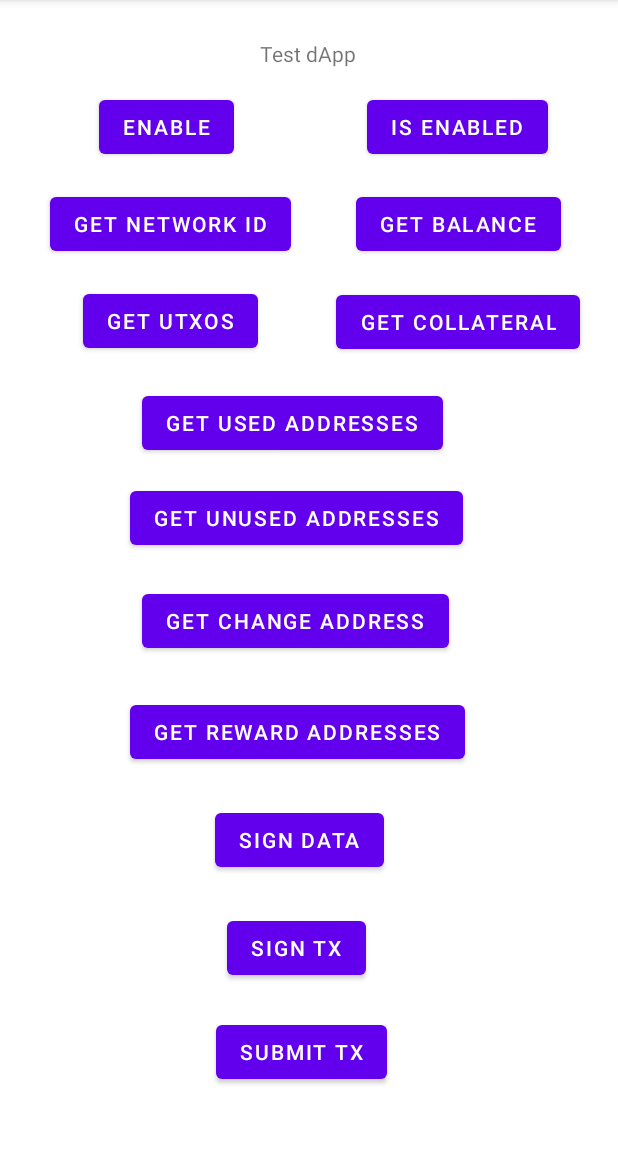
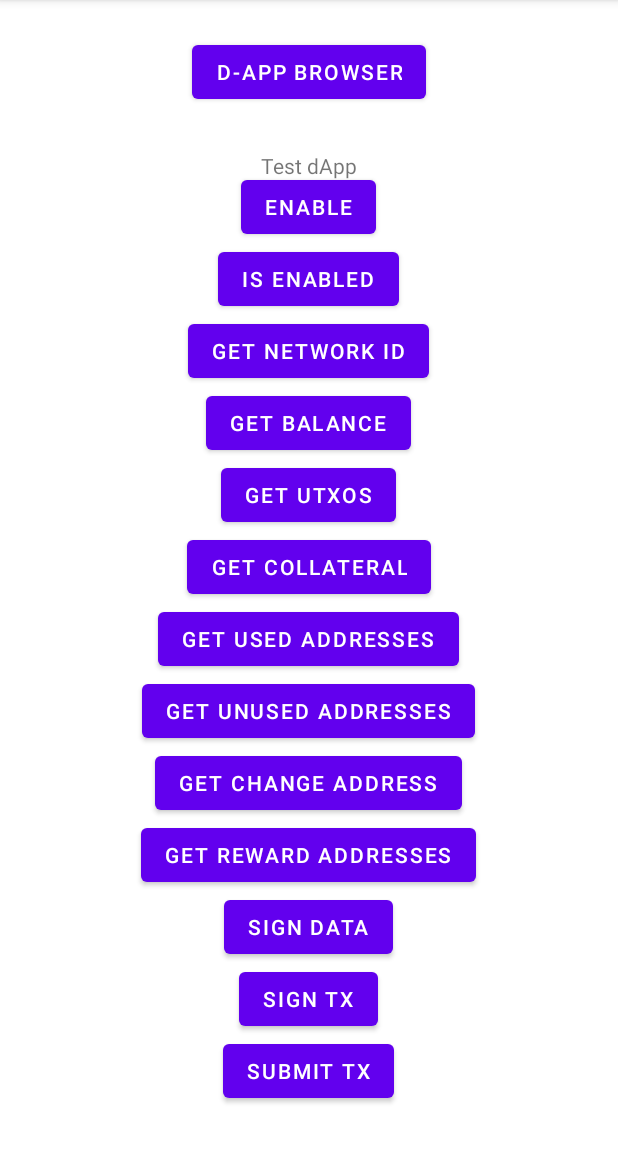
Before and after one commit to vineeth2941/nami-client-android, an Android app: the screen it shows after launch (MainActivity), on a phone screen of 412 x 824 dp, the part 84-1236 px from its top. Run offline under Robolectric (Android 15) with nearby library versions, the phone set to English and light mode, and no system bars.

Commit message:
Added dApp Browser

```diff
--- a/app/build.gradle
+++ b/app/build.gradle
@@ -50,6 +50,7 @@ dependencies {
     implementation 'androidx.appcompat:appcompat:1.3.0'
     implementation 'com.google.android.material:material:1.4.0'
     implementation 'androidx.constraintlayout:constraintlayout:2.0.4'
+    implementation 'com.google.code.gson:gson:2.9.0'
     testImplementation 'junit:junit:4.13.2'
     androidTestImplementation 'androidx.test.ext:junit:1.1.3'
     androidTestImplementation 'androidx.test.espresso:espresso-core:3.4.0'
--- a/app/src/main/res/layout/activity_main.xml
+++ b/app/src/main/res/layout/activity_main.xml
@@ -6,185 +6,131 @@
     android:layout_height="match_parent"
     tools:context=".MainActivity">
 
+    <ScrollView
+        android:layout_width="match_parent"
+        android:layout_height="match_parent"
+        app:layout_constraintBottom_toBottomOf="parent"
+        app:layout_constraintEnd_toEndOf="parent"
+        app:layout_constraintStart_toStartOf="parent"
+        app:layout_constraintTop_toTopOf="parent">
+
+        <LinearLayout
+            android:layout_width="match_parent"
+            android:layout_height="wrap_content"
+            android:gravity="center"
+            android:orientation="vertical"
+            android:paddingTop="24dp"
+            android:paddingBottom="24dp"
+            app:layout_constraintBottom_toBottomOf="parent"
+            app:layout_constraintEnd_toEndOf="parent"
+            app:layout_constraintStart_toStartOf="parent"
+            app:layout_constraintTop_toTopOf="parent">
+
+            <Button
+                android:id="@+id/button3"
+                android:layout_width="wrap_content"
+                android:layout_height="wrap_content"
+                android:onClick="dAppBrowser"
+                android:text="D-App Browser" />
+
+            <TextView
+                android:id="@+id/textView"
+                android:layout_width="wrap_content"
+                android:layout_height="42dp"
+                android:text="Test dApp"
+                android:translationY="43px" />
+
+            <Button
+                android:id="@+id/button"
+                android:layout_width="wrap_content"
+                android:layout_height="wrap_content"
+                android:onClick="enable"
+                android:text="Enable" />
+
+            <Button
+                android:id="@+id/button2"
+                android:layout_width="wrap_content"
+                android:layout_height="wrap_content"
+                android:onClick="isEnabled"
+                android:text="is Enabled" />
+
+            <Button
+                android:id="@+id/button4"
+                android:layout_width="wrap_content"
+                android:layout_height="wrap_content"
+                android:onClick="getNetworkId"
+                android:text="get Network Id" />
+
+            <Button
+                android:id="@+id/button5"
+                android:layout_width="wrap_content"
+                android:layout_height="wrap_content"
+                android:onClick="getBalance"
+                android:text="get Balance" />
+
+            <Button
+                android:id="@+id/button6"
+                android:layout_width="wrap_content"
+                android:layout_height="wrap_content"
+                android:onClick="getUtxos"
+                android:text="get UTxOs" />
+
             <Button
                 android:id="@+id/button7"
                 android:layout_width="wrap_content"
                 android:layout_height="wrap_content"
                 android:onClick="getCollateral"
-        android:text="get Collateral"
-        app:layout_constraintBottom_toBottomOf="parent"
-        app:layout_constraintEnd_toEndOf="parent"
-        app:layout_constraintHorizontal_bias="0.899"
-        app:layout_constraintStart_toStartOf="parent"
-        app:layout_constraintTop_toTopOf="parent"
-        app:layout_constraintVertical_bias="0.265" />
+                android:text="get Collateral" />
+
+            <Button
+                android:id="@+id/button9"
+                android:layout_width="wrap_content"
+                android:layout_height="wrap_content"
+                android:onClick="getUsedAddresses"
+                android:text="get Used Addresses" />
+
+            <Button
+                android:id="@+id/button13"
+                android:layout_width="wrap_content"
+                android:layout_height="wrap_content"
+                android:onClick="getUnusedAddresses"
+                android:text="get Unused Addresses" />
+
+            <Button
+                android:id="@+id/button14"
+                android:layout_width="wrap_content"
+                android:layout_height="wrap_content"
+                android:onClick="getChangeAddress"
+                android:text="get Change Address" />
 
             <Button
                 android:id="@+id/button8"
                 android:layout_width="wrap_content"
                 android:layout_height="wrap_content"
                 android:onClick="getRewardAddresses"
-        android:text="get Reward Addresses"
-        app:layout_constraintBottom_toBottomOf="parent"
-        app:layout_constraintEnd_toEndOf="parent"
-        app:layout_constraintHorizontal_bias="0.459"
-        app:layout_constraintStart_toStartOf="parent"
-        app:layout_constraintTop_toTopOf="parent"
-        app:layout_constraintVertical_bias="0.644" />
-
-    <Button
-        android:id="@+id/button9"
-        android:layout_width="wrap_content"
-        android:layout_height="wrap_content"
-        android:onClick="getUsedAddresses"
-        android:text="get Used Addresses"
-        app:layout_constraintBottom_toBottomOf="parent"
-        app:layout_constraintEnd_toEndOf="parent"
-        app:layout_constraintHorizontal_bias="0.447"
-        app:layout_constraintStart_toStartOf="parent"
-        app:layout_constraintTop_toTopOf="parent"
-        app:layout_constraintVertical_bias="0.358" />
-
-    <Button
-        android:id="@+id/button13"
-        android:layout_width="wrap_content"
-        android:layout_height="wrap_content"
-        android:onClick="getUnusedAddresses"
-        android:text="get Unused Addresses"
-        app:layout_constraintBottom_toBottomOf="parent"
-        app:layout_constraintEnd_toEndOf="parent"
-        app:layout_constraintHorizontal_bias="0.455"
-        app:layout_constraintStart_toStartOf="parent"
-        app:layout_constraintTop_toTopOf="parent"
-        app:layout_constraintVertical_bias="0.446" />
-
-    <Button
-        android:id="@+id/button14"
-        android:layout_width="wrap_content"
-        android:layout_height="wrap_content"
-        android:onClick="getChangeAddress"
-        android:text="get Change Address"
-        app:layout_constraintBottom_toBottomOf="parent"
-        app:layout_constraintEnd_toEndOf="parent"
-        app:layout_constraintHorizontal_bias="0.456"
-        app:layout_constraintStart_toStartOf="parent"
-        app:layout_constraintTop_toTopOf="parent"
-        app:layout_constraintVertical_bias="0.542" />
+                android:text="get Reward Addresses" />
 
             <Button
                 android:id="@+id/button10"
                 android:layout_width="wrap_content"
                 android:layout_height="wrap_content"
                 android:onClick="signData"
-        android:text="sign Data"
-        app:layout_constraintBottom_toBottomOf="parent"
-        app:layout_constraintEnd_toEndOf="parent"
-        app:layout_constraintHorizontal_bias="0.479"
-        app:layout_constraintStart_toStartOf="parent"
-        app:layout_constraintTop_toTopOf="parent"
-        app:layout_constraintVertical_bias="0.744" />
+                android:text="sign Data" />
 
             <Button
                 android:id="@+id/button11"
                 android:layout_width="wrap_content"
                 android:layout_height="wrap_content"
                 android:onClick="signTx"
-        android:text="sign Tx"
-        app:layout_constraintBottom_toBottomOf="parent"
-        app:layout_constraintEnd_toEndOf="parent"
-        app:layout_constraintHorizontal_bias="0.473"
-        app:layout_constraintStart_toStartOf="parent"
-        app:layout_constraintTop_toTopOf="parent"
-        app:layout_constraintVertical_bias="0.844" />
+                android:text="sign Tx" />
 
             <Button
                 android:id="@+id/button12"
                 android:layout_width="wrap_content"
                 android:layout_height="wrap_content"
                 android:onClick="submitTx"
-        android:text="submit Tx"
-        app:layout_constraintBottom_toBottomOf="parent"
-        app:layout_constraintEnd_toEndOf="parent"
-        app:layout_constraintHorizontal_bias="0.483"
-        app:layout_constraintStart_toStartOf="parent"
-        app:layout_constraintTop_toTopOf="parent"
-        app:layout_constraintVertical_bias="0.941" />
-
-    <TextView
-        android:id="@+id/textView"
-        android:layout_width="wrap_content"
-        android:layout_height="wrap_content"
-        android:text="Test dApp"
-        app:layout_constraintBottom_toBottomOf="parent"
-        app:layout_constraintHorizontal_bias="0.498"
-        app:layout_constraintLeft_toLeftOf="parent"
-        app:layout_constraintRight_toRightOf="parent"
-        app:layout_constraintTop_toTopOf="parent"
-        app:layout_constraintVertical_bias="0.035" />
-
-    <Button
-        android:id="@+id/button2"
-        android:layout_width="wrap_content"
-        android:layout_height="wrap_content"
-        android:onClick="isEnabled"
-        android:text="is Enabled"
-        app:layout_constraintBottom_toBottomOf="parent"
-        app:layout_constraintEnd_toEndOf="parent"
-        app:layout_constraintHorizontal_bias="0.84"
-        app:layout_constraintStart_toStartOf="parent"
-        app:layout_constraintTop_toTopOf="parent"
-        app:layout_constraintVertical_bias="0.084" />
-
-    <Button
-        android:id="@+id/button"
-        android:layout_width="wrap_content"
-        android:layout_height="wrap_content"
-        android:onClick="enable"
-        android:text="Enable"
-        app:layout_constraintBottom_toBottomOf="parent"
-        app:layout_constraintEnd_toEndOf="parent"
-        app:layout_constraintHorizontal_bias="0.206"
-        app:layout_constraintStart_toStartOf="parent"
-        app:layout_constraintTop_toTopOf="parent"
-        app:layout_constraintVertical_bias="0.084" />
-
-    <Button
-        android:id="@+id/button4"
-        android:layout_width="wrap_content"
-        android:layout_height="wrap_content"
-        android:onClick="getNetworkId"
-        android:text="get Network Id"
-        app:layout_constraintBottom_toBottomOf="parent"
-        app:layout_constraintEnd_toEndOf="parent"
-        app:layout_constraintHorizontal_bias="0.132"
-        app:layout_constraintStart_toStartOf="parent"
-        app:layout_constraintTop_toTopOf="parent"
-        app:layout_constraintVertical_bias="0.174" />
-
-    <Button
-        android:id="@+id/button5"
-        android:layout_width="wrap_content"
-        android:layout_height="wrap_content"
-        android:onClick="getBalance"
-        android:text="get Balance"
-        app:layout_constraintBottom_toBottomOf="parent"
-        app:layout_constraintEnd_toEndOf="parent"
-        app:layout_constraintHorizontal_bias="0.861"
-        app:layout_constraintStart_toStartOf="parent"
-        app:layout_constraintTop_toTopOf="parent"
-        app:layout_constraintVertical_bias="0.174" />
-
-    <Button
-        android:id="@+id/button6"
-        android:layout_width="wrap_content"
-        android:layout_height="wrap_content"
-        android:onClick="getUtxos"
-        android:text="get UTxOs"
-        app:layout_constraintBottom_toBottomOf="parent"
-        app:layout_constraintEnd_toEndOf="parent"
-        app:layout_constraintHorizontal_bias="0.187"
-        app:layout_constraintStart_toStartOf="parent"
-        app:layout_constraintTop_toTopOf="parent"
-        app:layout_constraintVertical_bias="0.264" />
+                android:text="submit Tx" />
+        </LinearLayout>
+    </ScrollView>
 
 </androidx.constraintlayout.widget.ConstraintLayout>
```
Also changed, not shown: app/src/main/AndroidManifest.xml (+11 -0 lines), app/src/main/java/io/nami/client/BrowserActivity.java (added, +366 -0 lines), app/src/main/java/io/nami/client/MainActivity.java (+18 -13 lines), app/src/main/java/io/nami/client/Response.java (added, +26 -0 lines), app/src/main/res/layout/activity_browser.xml (added, +7 -0 lines). Lines whose indentation alone changed are shown as unchanged.
